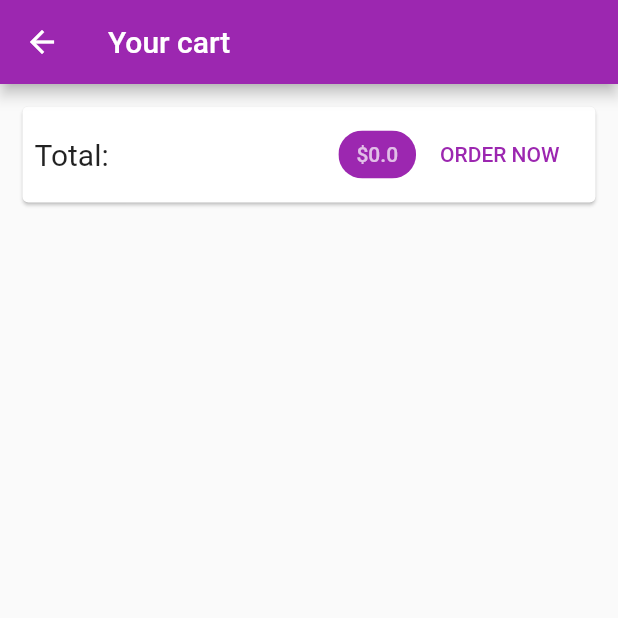
After one commit to brimac1634/flutter-shop, a Flutter app: the CartPage screen opened by its route, on a phone screen of 412 x 824 dp, the top half of it. The commit adds this screen. Run offline on Flutter 3.47's test engine with Material 2 defaults, Android fonts, the phone set to English and light mode, and no system bars; network calls fail.

Commit message:
added cart page with total

```diff
--- a/lib/main.dart
+++ b/lib/main.dart
@@ -1,6 +1,7 @@
 import 'package:flutter/material.dart';
 import 'package:provider/provider.dart';
 
+import './pages/cart_page.dart';
 import './pages/products_overview_pages.dart';
 import './pages/product_detail_page.dart';
 
@@ -28,7 +29,10 @@ class MyApp extends StatelessWidget {
             visualDensity: VisualDensity.adaptivePlatformDensity,
           ),
           home: ProductsOverviewPage(),
-          routes: {ProductDetailPage.pathName: (ctx) => ProductDetailPage()}),
+          routes: {
+            ProductDetailPage.pathName: (ctx) => ProductDetailPage(),
+            CartPage.pathName: (ctx) => CartPage()
+          }),
     );
   }
 }
--- /dev/null
+++ b/lib/pages/cart_page.dart
@@ -0,0 +1,53 @@
+import 'package:flutter/material.dart';
+import 'package:provider/provider.dart';
+
+import '../providers/cart_provider.dart';
+
+class CartPage extends StatelessWidget {
+  static const pathName = '/cart';
+  @override
+  Widget build(BuildContext context) {
+    final cart = Provider.of<Cart>(context);
+    return Scaffold(
+      appBar: AppBar(
+        title: Text('Your cart'),
+      ),
+      body: Column(
+        children: <Widget>[
+          Card(
+            margin: EdgeInsets.all(15),
+            child: Padding(
+              padding: const EdgeInsets.all(8.0),
+              child: Row(
+                mainAxisAlignment: MainAxisAlignment.spaceBetween,
+                children: <Widget>[
+                  Text(
+                    'Total:',
+                    style: TextStyle(fontSize: 20),
+                  ),
+                  Spacer(),
+                  Chip(
+                    label: Text(
+                      '\$${cart.totalAmount}',
+                      style: TextStyle(
+                          color: Theme.of(context)
+                              .primaryTextTheme
+                              .headline1
+                              .color),
+                    ),
+                    backgroundColor: Theme.of(context).primaryColor,
+                  ),
+                  FlatButton(
+                    child: Text('ORDER NOW'),
+                    onPressed: () {},
+                    textColor: Theme.of(context).primaryColor,
+                  )
+                ],
+              ),
+            ),
+          )
+        ],
+      ),
+    );
+  }
+}
--- a/lib/pages/products_overview_pages.dart
+++ b/lib/pages/products_overview_pages.dart
@@ -1,6 +1,7 @@
 import 'package:flutter/material.dart';
 import 'package:provider/provider.dart';
 
+import '../pages/cart_page.dart';
 import '../providers/products_provider.dart';
 import '../widgets/products_grid.dart';
 import '../widgets/badge.dart';
@@ -54,7 +55,9 @@ class _ProductsOverviewPageState extends State<ProductsOverviewPage> {
             ),
             child: IconButton(
               icon: Icon(Icons.shopping_cart),
-              onPressed: () {},
+              onPressed: () {
+                Navigator.of(context).pushNamed(CartPage.pathName);
+              },
             ),
           )
         ],
--- a/lib/providers/cart_provider.dart
+++ b/lib/providers/cart_provider.dart
@@ -24,6 +24,14 @@ class Cart with ChangeNotifier {
     return _items.length;
   }
 
+  double get totalAmount {
+    double _total = 0.0;
+    _items.forEach((key, item) {
+      _total += item.price * item.quantity;
+    });
+    return _total;
+  }
+
   void addItem({String productId, double price, String title}) {
     if (_items.containsKey(productId)) {
       _items.update(
```
